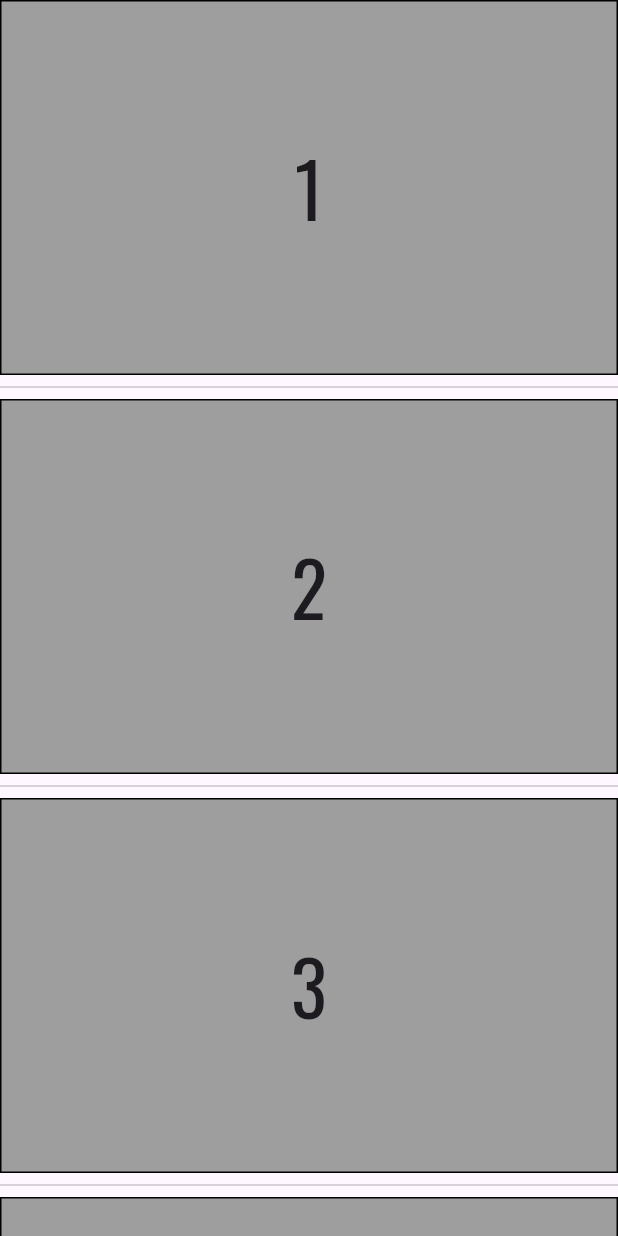
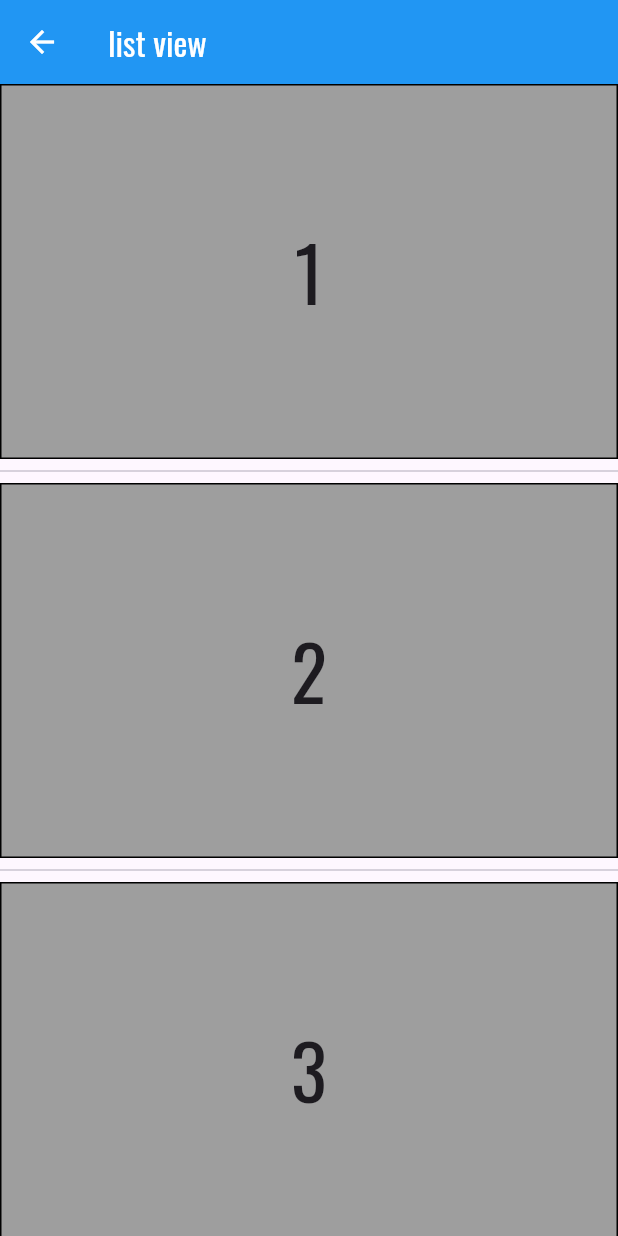
Before and after one commit to Ariyalex/flutter, a Flutter app: the SecondPage screen opened directly, on a phone screen of 412 x 824 dp. Run offline on Flutter 3.47's test engine with Material 3 defaults, Android fonts, the phone set to English and light mode, and no system bars.

```diff
--- a/lib/main.dart
+++ b/lib/main.dart
@@ -1,7 +1,7 @@
 import 'package:flutter/material.dart';
 import 'package:scaffold/fourth_page.dart';
 import 'package:scaffold/third_page.dart';
-import 'second_page.dart';
+import 'package:scaffold/second_page.dart';
 void main() {
   runApp(const MyApp());
 }
@@ -181,7 +181,6 @@ class FirstScreenState extends State<FirstScreen> {
                   ),
                   title: const Text('Swift'),
                 ),
-                const SizedBox(height: 20,),
                 ElevatedButton(
                   child: const Text("Submit"),
                   onPressed: () {
--- a/lib/second_page.dart
+++ b/lib/second_page.dart
@@ -13,6 +13,18 @@ class SecondPageState extends State<SecondPage> {
   @override
   Widget build(BuildContext context) {
     return Scaffold(
+      appBar: AppBar(
+        title: const Text('list view', style: TextStyle(color: Colors.white),),
+        leading: IconButton(
+            icon: const Icon(Icons.arrow_back),
+            color: Colors.white,
+            onPressed: () {
+              Navigator.pop(context);
+            },
+          ),
+        backgroundColor: Colors.blue,
+      ),
+
       body: ListView.separated(
         itemCount: numberList.length,
         itemBuilder: (BuildContext context, int index) {
```
Also changed, not shown: lib/fourth_page.dart (+17 -12 lines), lib/third_page.dart (+14 -4 lines).
